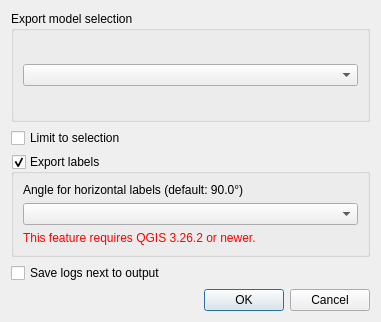
First picture: the form in plugin/teksi_wastewater/interlis/gui/interlis_export_settings_dialog.ui, repository teksi/wastewater, before the edit.
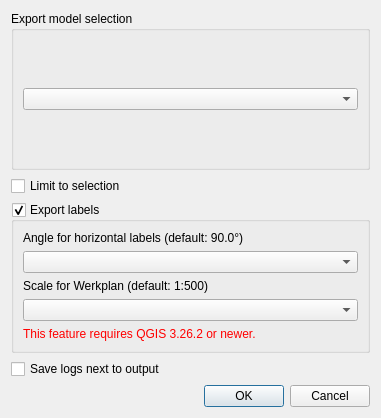
Second picture: the form after the edit.

Commit message: Export GUI - Add Scale for Werkplan

```diff
--- a/plugin/teksi_wastewater/interlis/gui/interlis_export_settings_dialog.ui
+++ b/plugin/teksi_wastewater/interlis/gui/interlis_export_settings_dialog.ui
@@ -7,7 +7,7 @@
     <x>0</x>
     <y>0</y>
     <width>381</width>
-    <height>322</height>
+    <height>418</height>
    </rect>
   </property>
   <property name="sizePolicy">
@@ -67,6 +67,16 @@
           </property>
          </widget>
         </item>
+        <item>
+         <widget class="QLabel" name="werkplan_scale_label">
+          <property name="text">
+           <string>Scale for Werkplan (default: 1:500)</string>
+          </property>
+         </widget>
+        </item>
+        <item>
+         <widget class="QComboBox" name="export_werkplan_scale_selection_comboBox"/>
+        </item>
         <item>
          <layout class="QVBoxLayout" name="verticalLayout_2">
           <item>
```
